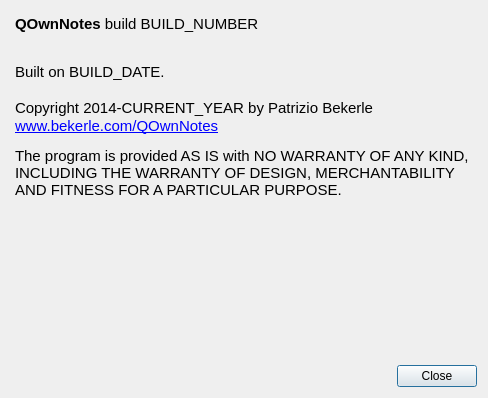
First picture: the form in src/aboutdialog.ui, repository pbek/QOwnNotes, before the edit.
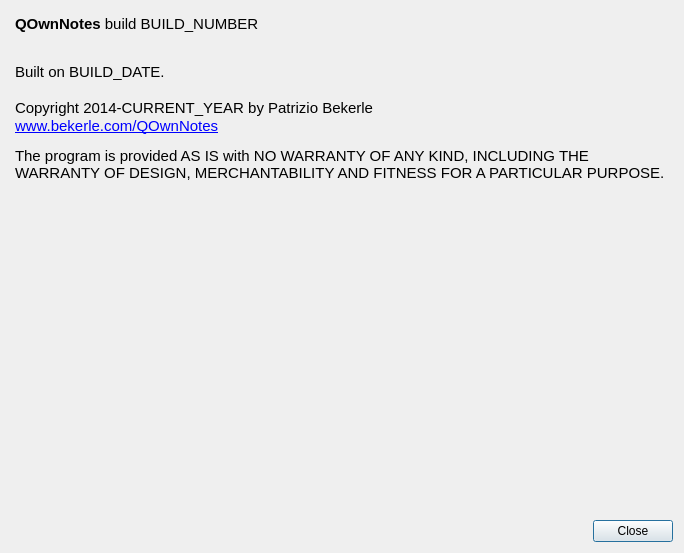
Second picture: the form after the edit.

Commit message: changes in the help dialog

The edit to the form file:
```diff
--- a/src/aboutdialog.ui
+++ b/src/aboutdialog.ui
@@ -6,8 +6,8 @@
    <rect>
     <x>0</x>
     <y>0</y>
-    <width>488</width>
-    <height>398</height>
+    <width>684</width>
+    <height>553</height>
    </rect>
   </property>
   <property name="windowTitle">
@@ -31,14 +31,14 @@
         <string>&lt;!DOCTYPE HTML PUBLIC &quot;-//W3C//DTD HTML 4.0//EN&quot; &quot;http://www.w3.org/TR/REC-html40/strict.dtd&quot;&gt;
 &lt;html&gt;&lt;head&gt;&lt;meta name=&quot;qrichtext&quot; content=&quot;1&quot; /&gt;&lt;style type=&quot;text/css&quot;&gt;
 p, li { white-space: pre-wrap; }
-&lt;/style&gt;&lt;/head&gt;&lt;body style=&quot; font-family:'Oxygen-Sans Sans-Book'; font-size:11pt; font-weight:400; font-style:normal;&quot;&gt;
-&lt;p style=&quot; margin-top:12px; margin-bottom:12px; margin-left:0px; margin-right:0px; -qt-block-indent:0; text-indent:0px;&quot;&gt;&lt;span style=&quot; font-weight:600;&quot;&gt;QOwnNotes&lt;/span&gt; build BUILD_NUMBER&lt;/p&gt;
-&lt;p style=&quot;-qt-paragraph-type:empty; margin-top:0px; margin-bottom:0px; margin-left:0px; margin-right:0px; -qt-block-indent:0; text-indent:0px;&quot;&gt;&lt;br /&gt;&lt;/p&gt;
-&lt;p style=&quot; margin-top:0px; margin-bottom:0px; margin-left:0px; margin-right:0px; -qt-block-indent:0; text-indent:0px;&quot;&gt;Built on BUILD_DATE.&lt;/p&gt;
-&lt;p style=&quot;-qt-paragraph-type:empty; margin-top:0px; margin-bottom:0px; margin-left:0px; margin-right:0px; -qt-block-indent:0; text-indent:0px;&quot;&gt;&lt;br /&gt;&lt;/p&gt;
-&lt;p style=&quot; margin-top:0px; margin-bottom:0px; margin-left:0px; margin-right:0px; -qt-block-indent:0; text-indent:0px;&quot;&gt;Copyright 2014-CURRENT_YEAR by Patrizio Bekerle&lt;/p&gt;
-&lt;p style=&quot; margin-top:0px; margin-bottom:0px; margin-left:0px; margin-right:0px; -qt-block-indent:0; text-indent:0px;&quot;&gt;&lt;a href=&quot;http://www.qownnotes.org&quot;&gt;&lt;span style=&quot; text-decoration: underline; color:#0000ff;&quot;&gt;www.bekerle.com/QOwnNotes&lt;/span&gt;&lt;/a&gt;&lt;/p&gt;
-&lt;p style=&quot; margin-top:12px; margin-bottom:12px; margin-left:0px; margin-right:0px; -qt-block-indent:0; text-indent:0px;&quot;&gt;The program is provided AS IS with NO WARRANTY OF ANY KIND, INCLUDING THE WARRANTY OF DESIGN, MERCHANTABILITY AND FITNESS FOR A PARTICULAR PURPOSE.&lt;/p&gt;&lt;/body&gt;&lt;/html&gt;</string>
+&lt;/style&gt;&lt;/head&gt;&lt;body style=&quot; font-family:'Oxygen-Sans'; font-size:11pt; font-weight:400; font-style:normal;&quot;&gt;
+&lt;p style=&quot; margin-top:12px; margin-bottom:12px; margin-left:0px; margin-right:0px; -qt-block-indent:0; text-indent:0px;&quot;&gt;&lt;span style=&quot; font-family:'Oxygen-Sans Sans-Book'; font-weight:600;&quot;&gt;QOwnNotes&lt;/span&gt;&lt;span style=&quot; font-family:'Oxygen-Sans Sans-Book';&quot;&gt; build BUILD_NUMBER&lt;/span&gt;&lt;/p&gt;
+&lt;p style=&quot;-qt-paragraph-type:empty; margin-top:0px; margin-bottom:0px; margin-left:0px; margin-right:0px; -qt-block-indent:0; text-indent:0px; font-family:'Oxygen-Sans Sans-Book';&quot;&gt;&lt;br /&gt;&lt;/p&gt;
+&lt;p style=&quot; margin-top:0px; margin-bottom:0px; margin-left:0px; margin-right:0px; -qt-block-indent:0; text-indent:0px;&quot;&gt;&lt;span style=&quot; font-family:'Oxygen-Sans Sans-Book';&quot;&gt;Built on BUILD_DATE.&lt;/span&gt;&lt;/p&gt;
+&lt;p style=&quot;-qt-paragraph-type:empty; margin-top:0px; margin-bottom:0px; margin-left:0px; margin-right:0px; -qt-block-indent:0; text-indent:0px; font-family:'Oxygen-Sans Sans-Book';&quot;&gt;&lt;br /&gt;&lt;/p&gt;
+&lt;p style=&quot; margin-top:0px; margin-bottom:0px; margin-left:0px; margin-right:0px; -qt-block-indent:0; text-indent:0px;&quot;&gt;&lt;span style=&quot; font-family:'Oxygen-Sans Sans-Book';&quot;&gt;Copyright 2014-CURRENT_YEAR by Patrizio Bekerle&lt;/span&gt;&lt;/p&gt;
+&lt;p style=&quot; margin-top:0px; margin-bottom:0px; margin-left:0px; margin-right:0px; -qt-block-indent:0; text-indent:0px;&quot;&gt;&lt;a href=&quot;http://www.qownnotes.org&quot;&gt;&lt;span style=&quot; font-family:'Oxygen-Sans Sans-Book'; text-decoration: underline; color:#0000ff;&quot;&gt;www.bekerle.com/QOwnNotes&lt;/span&gt;&lt;/a&gt;&lt;/p&gt;
+&lt;p style=&quot; margin-top:12px; margin-bottom:12px; margin-left:0px; margin-right:0px; -qt-block-indent:0; text-indent:0px;&quot;&gt;&lt;span style=&quot; font-family:'Oxygen-Sans Sans-Book';&quot;&gt;The program is provided AS IS with NO WARRANTY OF ANY KIND, INCLUDING THE WARRANTY OF DESIGN, MERCHANTABILITY AND FITNESS FOR A PARTICULAR PURPOSE.&lt;/span&gt;&lt;/p&gt;&lt;/body&gt;&lt;/html&gt;</string>
        </property>
        <property name="openExternalLinks">
         <bool>true</bool>
```
The commit also changes 1 other file.
